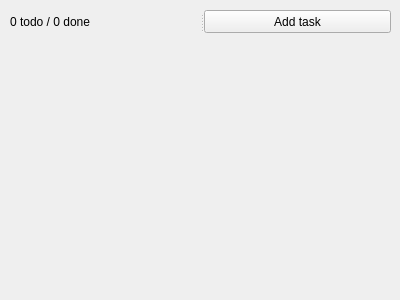
Above: Todo/mainwindow.ui from nstoker/reimagined-tribble before the change. Below: the same form after it.
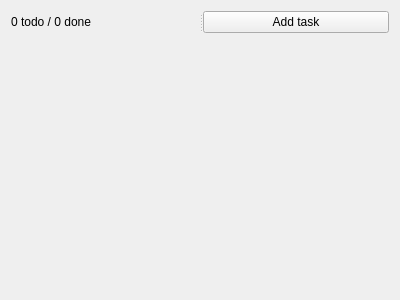
That is the form after the change.

Patch:
```diff
--- a/Todo/mainwindow.ui
+++ b/Todo/mainwindow.ui
@@ -14,15 +14,9 @@
    <string>MainWindow</string>
   </property>
   <widget class="QWidget" name="centralWidget">
+   <layout class="QVBoxLayout" name="verticalLayout_2">
+    <item>
    <widget class="QSplitter" name="splitter">
-    <property name="geometry">
-     <rect>
-      <x>10</x>
-      <y>10</y>
-      <width>381</width>
-      <height>23</height>
-     </rect>
-    </property>
     <property name="orientation">
      <enum>Qt::Horizontal</enum>
     </property>
@@ -37,6 +31,24 @@
      </property>
     </widget>
    </widget>
+    </item>
+    <item>
+     <layout class="QVBoxLayout" name="tasksLayout"/>
+    </item>
+    <item>
+     <spacer name="verticalSpacer">
+      <property name="orientation">
+       <enum>Qt::Vertical</enum>
+      </property>
+      <property name="sizeHint" stdset="0">
+       <size>
+        <width>20</width>
+        <height>239</height>
+       </size>
+      </property>
+     </spacer>
+    </item>
+   </layout>
   </widget>
  </widget>
  <layoutdefault spacing="6" margin="11"/>
```
Left out of the diff: 2 changed lines with no effect on the pictures. Lines whose indentation alone changed are shown as unchanged.
